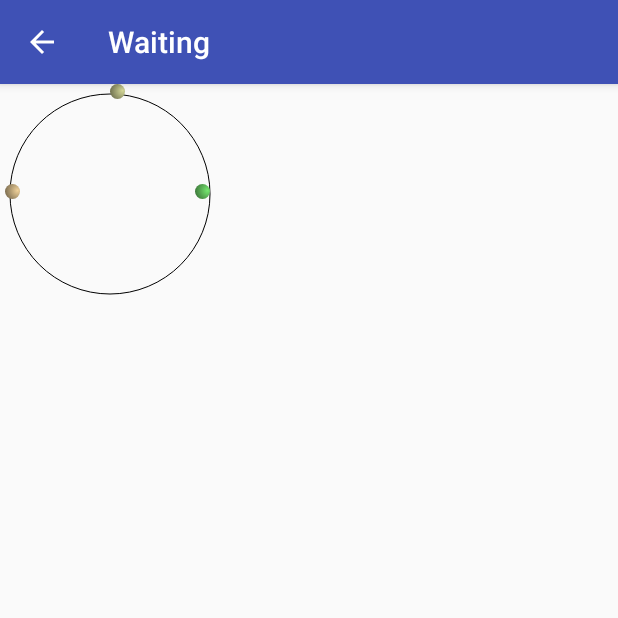
After one commit to WoodenTea/Practices, an Android app: the WaitingActivity screen opened directly, with no data from a screen before it, on a phone screen of 412 x 824 dp, the top half of it. The commit adds this screen. Run offline under Robolectric (Android 15) with nearby library versions, the phone set to English and light mode, and no system bars.

Commit message:
Added waiting view

```diff
--- a/app/build.gradle
+++ b/app/build.gradle
@@ -145,6 +145,7 @@ dependencies {
     implementation "com.android.support:recyclerview-v7:$rootProject.ext.supportVersion"
     implementation "com.android.support:cardview-v7:$rootProject.ext.supportVersion"
     implementation "com.android.support:support-dynamic-animation:$rootProject.ext.supportVersion"
+    implementation 'com.android.support.constraint:constraint-layout:1.1.0'
 
     implementation "com.squareup.okhttp3:okhttp:$rootProject.ext.okHttp"
     implementation "com.squareup.okhttp3:logging-interceptor:$rootProject.ext.okHttp"
--- /dev/null
+++ b/app/src/main/kotlin/com/ymsfd/practices/ui/activity/WaitingActivity.kt
@@ -0,0 +1,22 @@
+package com.ymsfd.practices.ui.activity
+
+import android.os.Bundle
+import com.ymsfd.practices.R
+
+/**
+ * Description:
+ * Author: WoodenTea
+ * Date: 2018/4/12
+ */
+class WaitingActivity : BaseActivity() {
+    override fun startup(savedInstanceState: Bundle?): Boolean {
+        if (!super.startup(savedInstanceState)) {
+            return false
+        }
+
+        setContentView(R.layout.activity_waiting)
+        enableToolbarUp(true)
+
+        return true
+    }
+}
--- /dev/null
+++ b/app/src/main/kotlin/com/ymsfd/practices/ui/widget/WaitingView.kt
@@ -0,0 +1,166 @@
+package com.ymsfd.practices.ui.widget
+
+import android.animation.AnimatorSet
+import android.animation.ValueAnimator
+import android.content.Context
+import android.graphics.*
+import android.graphics.drawable.ShapeDrawable
+import android.graphics.drawable.shapes.OvalShape
+import android.support.v4.content.ContextCompat
+import android.util.AttributeSet
+import android.view.View
+import android.view.animation.AccelerateDecelerateInterpolator
+import com.ymsfd.practices.R
+import com.ymsfd.practices.infrastructure.util.QuadraticBezierEvaluator
+import com.ymsfd.practices.ui.widget.util.ShapeHolder
+import kotlin.math.abs
+
+/**
+ * Description:
+ * Author: WoodenTea
+ * Date: 2018/4/12
+ */
+class WaitingView : View, View.OnClickListener {
+    private val circles = ArrayList<ShapeHolder>()
+    private var radius = 0f
+    private val paint = Paint()
+    private val center = PointF(110f, 110f)
+
+    constructor(context: Context) : this(context, null)
+
+    constructor(context: Context, attrs: AttributeSet?) : this(context, attrs, 0)
+
+    constructor(context: Context, attrs: AttributeSet?, defStyleAttr: Int) : super(context, attrs, defStyleAttr) {
+        val res = context.resources
+        val defaultColor = ContextCompat.getColor(context, R.color.default_waiting_color)
+        val defaultRadius = res.getDimension(R.dimen.default_waiting_radius)
+
+        val array = context.obtainStyledAttributes(attrs, R.styleable.WaitingView,
+                defStyleAttr, 0)
+        radius = array.getDimension(R.styleable.WaitingView_radius, defaultRadius)
+        var color = array.getColor(R.styleable.WaitingView_color, defaultColor)
+        array.recycle()
+
+        init()
+    }
+
+    override fun onMeasure(widthMeasureSpec: Int, heightMeasureSpec: Int) {
+        val widthMode = View.MeasureSpec.getMode(widthMeasureSpec)
+        val heightMode = View.MeasureSpec.getMode(heightMeasureSpec)
+        val widthSize = View.MeasureSpec.getSize(widthMeasureSpec)
+        val heightSize = View.MeasureSpec.getSize(heightMeasureSpec)
+
+        val height: Int
+        val width: Int
+
+        width = if (widthMode == View.MeasureSpec.EXACTLY) {
+            widthSize
+        } else {
+            (2 * radius * 2 + paddingLeft + paddingRight).toInt()
+        }
+
+        height = if (heightMode == View.MeasureSpec.EXACTLY) {
+            heightSize
+        } else {
+            (2 * radius * 2 + paddingTop + paddingBottom).toInt()
+        }
+
+        radius = 100f
+
+        setMeasuredDimension(220, 220)
+    }
+
+    override fun onDraw(canvas: Canvas) {
+        canvas.drawCircle(center.x, center.y, radius, paint)
+        for (index in circles.indices) {
+            val shapeHolder = circles[index]
+            canvas.save()
+            canvas.translate(shapeHolder.getX(), shapeHolder.getY())
+            shapeHolder.getShape().draw(canvas)
+            canvas.restore()
+        }
+    }
+
+    override fun onClick(view: View) {
+        val evaluator = QuadraticBezierEvaluator(PointF(radius + radius / 2, radius - (radius / 2) * Math.sqrt(3.0).toFloat()))
+        val animator = ValueAnimator.ofObject(evaluator,
+                PointF(200f, 100f),
+                PointF(radius - radius / 2, radius - (radius / 2) * Math.sqrt(3.0).toFloat()))
+        animator.duration = 600
+        animator.addUpdateListener { valueAnimator ->
+            val pointF: PointF = valueAnimator.animatedValue as PointF
+            circles[0].setX(pointF.x)
+            circles[0].setY(pointF.y)
+
+            invalidate()
+        }
+        animator.interpolator = AccelerateDecelerateInterpolator()
+
+        val evaluator2 = QuadraticBezierEvaluator(PointF(0f, 100f))
+        val animator2 = ValueAnimator.ofObject(evaluator2,
+                PointF(radius - radius / 2, radius - (radius / 2) * Math.sqrt(3.0).toFloat()),
+                PointF(radius - radius / 2, radius + (radius / 2) * Math.sqrt(3.0).toFloat())
+        )
+        animator2.duration = 600
+        animator2.addUpdateListener { valueAnimator ->
+            val pointF: PointF = valueAnimator.animatedValue as PointF
+            circles[0].setX(pointF.x)
+            circles[0].setY(pointF.y)
+
+            invalidate()
+        }
+        animator2.interpolator = AccelerateDecelerateInterpolator()
+
+        val evaluator3 = QuadraticBezierEvaluator(PointF(radius + radius / 2, radius + (radius / 2) * Math.sqrt(3.0).toFloat()))
+        val animator3 = ValueAnimator.ofObject(evaluator3,
+                PointF(radius - radius / 2, radius + (radius / 2) * Math.sqrt(3.0).toFloat()),
+                PointF(200f, 100f)
+        )
+        animator3.duration = 600
+        animator3.addUpdateListener { valueAnimator ->
+            val pointF: PointF = valueAnimator.animatedValue as PointF
+            circles[0].setX(pointF.x)
+            circles[0].setY(pointF.y)
+
+            invalidate()
+        }
+        animator3.interpolator = AccelerateDecelerateInterpolator()
+
+        val set = AnimatorSet()
+//        set.playSequentially(animator, animator2, animator3)
+        (set.play(animator2).before(animator3)).after(animator)
+
+        set.start()
+    }
+
+    private fun init() {
+        setOnClickListener(this)
+        paint.isAntiAlias = true
+        this.paint.style = Paint.Style.STROKE
+        addCircle(center.x, 0f)
+        addCircle(5f, center.y - 10)
+        addCircle(195f, center.y - 10)
+    }
+
+    private fun addCircle(x: Float, y: Float): ShapeHolder {
+        val circle = OvalShape()
+        circle.resize(radius, radius)
+        val drawable = ShapeDrawable(circle)
+        val holder = ShapeHolder(drawable)
+        holder.setX(x)
+        holder.setY(y)
+
+        val red = (100 + Math.random() * 155).toInt()
+        val green = (100 + Math.random() * 155).toInt()
+        val blue = (100 + Math.random() * 155).toInt()
+        val color = -0x1000000 or (red shl 16) or (green shl 8) or blue
+        val paint = drawable.paint
+        val darkColor = -0x1000000 or (red / 4 shl 16) or (green / 4 shl 8) or blue / 4
+        val gradient = RadialGradient(12.5f, 6.5f, 20f, color, darkColor, Shader.TileMode.CLAMP)
+        paint.shader = gradient
+        holder.setPaint(paint)
+        circles.add(holder)
+
+        return holder
+    }
+}
--- /dev/null
+++ b/app/src/main/kotlin/com/ymsfd/practices/ui/widget/util/ShapeHolder.kt
@@ -0,0 +1,94 @@
+package com.ymsfd.practices.ui.widget.util
+
+import android.graphics.Paint
+import android.graphics.RadialGradient
+import android.graphics.drawable.ShapeDrawable
+
+/**
+ * Description:
+ * Author: WoodenTea
+ * Date: 2018/4/12
+ */
+class ShapeHolder(drawable: ShapeDrawable) {
+    private var x = 0f
+    private var y = 0f
+    private var color = 0
+    private var alpha = 1f
+    private var paint: Paint? = null
+    private var gradient: RadialGradient? = null
+    private var shapeDrawable: ShapeDrawable = drawable
+
+    fun getPaint(): Paint? {
+        return paint
+    }
+
+    fun setPaint(paint: Paint) {
+        this.paint = paint
+    }
+
+    fun setX(x: Float) {
+        this.x = x
+    }
+
+    fun getX(): Float {
+        return x
+    }
+
+    fun setY(y: Float) {
+        this.y = y
+    }
+
+    fun getY(): Float {
+        return y
+    }
+
+    fun setColor(color: Int) {
+        this.color = color
+    }
+
+    fun getColor(): Int {
+        return color
+    }
+
+    fun setAlpha(alpha: Float) {
+        this.alpha = alpha
+    }
+
+    fun getAlpha(): Float {
+        return alpha
+    }
+
+    fun setWidth(width: Float) {
+        val shape = shapeDrawable.shape
+        shape.resize(width, shape.height)
+    }
+
+    fun getWidth(): Float {
+        return shapeDrawable.shape.width
+    }
+
+    fun setHeight(height: Float) {
+        val shape = shapeDrawable.shape
+        shape.resize(shape.width, height)
+    }
+
+    fun getHeight(): Float {
+        return shapeDrawable.shape.height
+    }
+
+    fun setShape(drawable: ShapeDrawable) {
+        this.shapeDrawable = drawable
+    }
+
+    fun getShape(): ShapeDrawable {
+        return shapeDrawable
+    }
+
+    fun setGradient(gradient: RadialGradient) {
+        this.gradient = gradient
+    }
+
+    fun getGradient(): RadialGradient? {
+        return gradient
+    }
+}
--- /dev/null
+++ b/app/src/main/res/layout/activity_waiting.xml
@@ -0,0 +1,13 @@
+<?xml version="1.0" encoding="utf-8"?>
+<LinearLayout xmlns:android="http://schemas.android.com/apk/res/android"
+    android:layout_width="match_parent"
+    android:layout_height="match_parent"
+    android:orientation="vertical">
+
+    <include layout="@layout/app_bar_layout" />
+
+    <com.ymsfd.practices.ui.widget.WaitingView
+        android:id="@+id/waiting"
+        android:layout_width="wrap_content"
+        android:layout_height="wrap_content" />
+</LinearLayout>
--- a/app/src/main/res/values/defaults.xml
+++ b/app/src/main/res/values/defaults.xml
@@ -9,4 +9,7 @@
     <dimen name="default_circle_indicator_radius">5dip</dimen>
     <bool name="default_circle_indicator_snap">false</bool>
 
+    <color name="default_waiting_color">#ccffaa00</color>
+    <dimen name="default_waiting_radius">10dp</dimen>
+
 </resources>
--- a/build.gradle
+++ b/build.gradle
@@ -7,7 +7,7 @@ buildscript {
         google()
     }
     dependencies {
-        classpath 'com.android.tools.build:gradle:3.1.0'
+        classpath 'com.android.tools.build:gradle:3.1.1'
         classpath 'org.greenrobot:greendao-gradle-plugin:3.2.1'
         classpath "org.jetbrains.kotlin:kotlin-gradle-plugin:$kotlin_version"
 
--- a/version.gradle
+++ b/version.gradle
@@ -10,11 +10,11 @@ ext {
     // Sdk and tools
     minSdkVersion = 19
     targetSdkVersion = 25
-    compileSdkVersion = 26
+    compileSdkVersion = 27
     buildToolsVersion = '27.0.3'
 
     // App dependencies
-    supportVersion = '27.1.0'
+    supportVersion = '27.1.1'
     okHttp = '3.4.2'
     retrofit = '2.2.0'
 
```
Also changed, not shown: app/src/main/AndroidManifest.xml (+13 -4 lines), app/src/main/java/com/ymsfd/practices/infrastructure/util/QuadraticBezierEvaluator.java (added, +35 -0 lines), app/src/main/java/com/ymsfd/practices/ui/activity/AnimatorActivity.java (+35 -2 lines), app/src/main/res/values/attrs.xml (+10 -3 lines).
